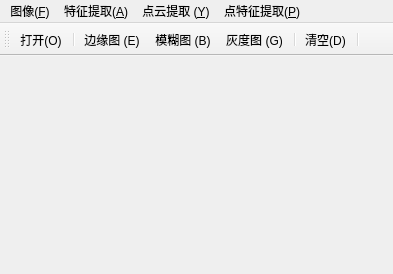
This is mainwindow.ui in WHULS/ImageFactory as Qt 5 draws it before an edit. The edited form follows.
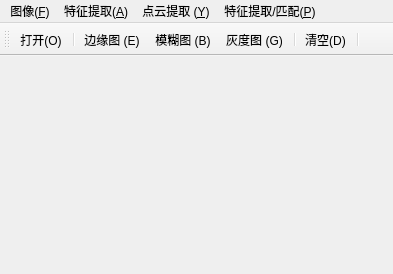
This is the edited form. Icons and pictures are not drawn.

Patch:
```diff
--- a/mainwindow.ui
+++ b/mainwindow.ui
@@ -68,7 +68,7 @@
    </widget>
    <widget class="QMenu" name="menu_P">
     <property name="title">
-     <string>点特征提取(&amp;P)</string>
+     <string>特征提取/匹配(&amp;P)</string>
     </property>
     <addaction name="point_Moravec"/>
     <addaction name="point_Forstner"/>
```
Left out of the diff: 40 changed lines with no effect on the pictures.
